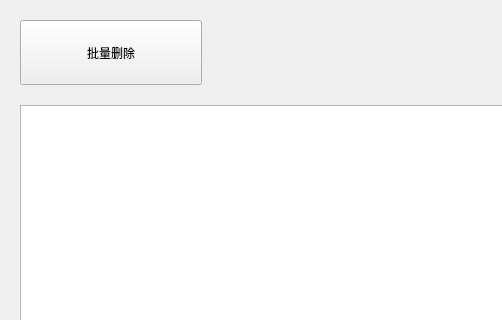
First picture: the form in QT_final/history.ui, repository dwdwdw5163/Qt_ncnn_opencv, before the edit; both pictures show x 0 to 502 and y 0 to 320 of the 1344 by 630 pixel window.
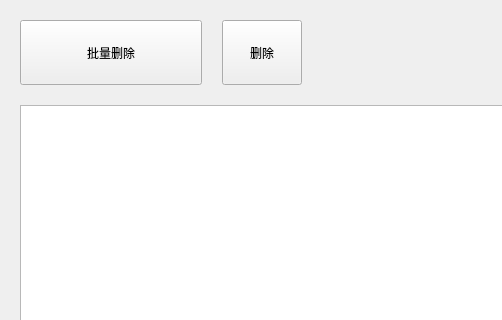
Second picture: the form after the edit.

```diff
--- a/QT_final/history.ui
+++ b/QT_final/history.ui
@@ -47,6 +47,19 @@
        </property>
       </widget>
      </item>
+     <item>
+      <widget class="QPushButton" name="pushButton_2">
+       <property name="minimumSize">
+        <size>
+         <width>0</width>
+         <height>65</height>
+        </size>
+       </property>
+       <property name="text">
+        <string>删除</string>
+       </property>
+      </widget>
+     </item>
      <item>
       <spacer name="horizontalSpacer">
        <property name="orientation">
```
